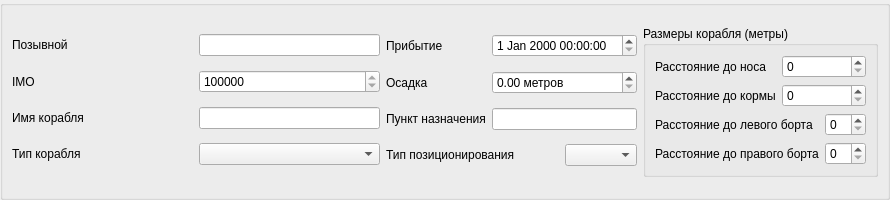
First picture: the form in AIS/ui/Type5Simulator.ui, repository Jomart02/NaviSimulators, before the edit.
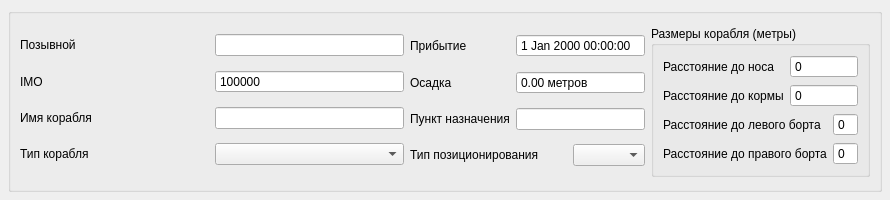
Second picture: the form after the edit.

Patch:
```diff
--- a/AIS/ui/Type5Simulator.ui
+++ b/AIS/ui/Type5Simulator.ui
@@ -15,16 +15,16 @@
   </property>
   <layout class="QGridLayout" name="gridLayout_5">
    <property name="leftMargin">
-    <number>0</number>
+    <number>8</number>
    </property>
    <property name="topMargin">
-    <number>0</number>
+    <number>8</number>
    </property>
    <property name="rightMargin">
-    <number>0</number>
+    <number>8</number>
    </property>
    <property name="bottomMargin">
-    <number>0</number>
+    <number>8</number>
    </property>
    <item row="0" column="0">
     <widget class="QGroupBox" name="groupBox_2">
@@ -55,6 +55,9 @@
                <verstretch>0</verstretch>
               </sizepolicy>
              </property>
+             <property name="buttonSymbols">
+              <enum>QAbstractSpinBox::NoButtons</enum>
+             </property>
              <property name="maximum">
               <number>99</number>
              </property>
@@ -75,6 +78,9 @@
                <verstretch>0</verstretch>
               </sizepolicy>
              </property>
+             <property name="buttonSymbols">
+              <enum>QAbstractSpinBox::NoButtons</enum>
+             </property>
              <property name="maximum">
               <number>99</number>
              </property>
@@ -99,6 +105,9 @@
                <verstretch>0</verstretch>
               </sizepolicy>
              </property>
+             <property name="buttonSymbols">
+              <enum>QAbstractSpinBox::NoButtons</enum>
+             </property>
              <property name="maximum">
               <number>99</number>
              </property>
@@ -119,6 +128,9 @@
                <verstretch>0</verstretch>
               </sizepolicy>
              </property>
+             <property name="buttonSymbols">
+              <enum>QAbstractSpinBox::NoButtons</enum>
+             </property>
              <property name="maximum">
               <number>99</number>
              </property>
@@ -163,6 +175,9 @@
             <verstretch>0</verstretch>
            </sizepolicy>
           </property>
+          <property name="buttonSymbols">
+           <enum>QAbstractSpinBox::NoButtons</enum>
+          </property>
           <property name="minimum">
            <number>1000000</number>
           </property>
@@ -257,6 +272,9 @@
             <verstretch>0</verstretch>
            </sizepolicy>
           </property>
+          <property name="buttonSymbols">
+           <enum>QAbstractSpinBox::NoButtons</enum>
+          </property>
          </widget>
         </item>
         <item row="0" column="0">
@@ -277,6 +295,9 @@
             <verstretch>0</verstretch>
            </sizepolicy>
           </property>
+          <property name="buttonSymbols">
+           <enum>QAbstractSpinBox::NoButtons</enum>
+          </property>
           <property name="suffix">
            <string> метров</string>
           </property>
```
